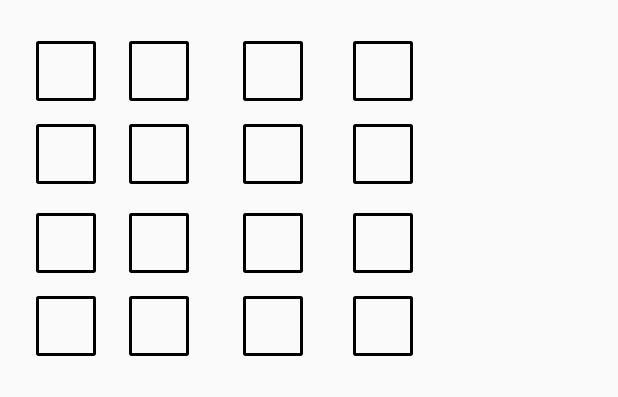
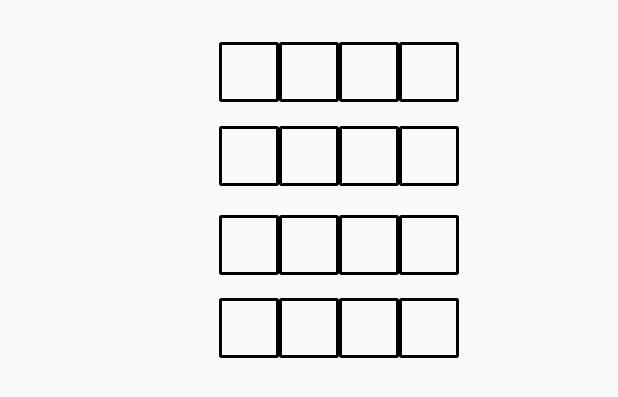
Before and after one commit to aryan9/WiFiRSSIMapper, an Android app: the layout activity_map.xml on its own in the app's theme, with its tools: preview values and no code run, on a phone screen of 412 x 824 dp. Shown: the top 397 px of the screen. Run offline under Robolectric (Android 15) with nearby library versions, the phone set to English and light mode, and no system bars.

Commit message:
Sample Map Activity added

```diff
--- a/app/src/main/res/layout/activity_map.xml
+++ b/app/src/main/res/layout/activity_map.xml
@@ -11,42 +11,38 @@
         android:id="@+id/Box4"
         android:layout_width="40dp"
         android:layout_height="40dp"
+        android:clickable="true"
+        android:src="@drawable/rectangle"
         android:layout_alignTop="@+id/Box3"
-        android:layout_marginStart="33dp"
-        android:layout_toEndOf="@+id/Box3"
-        android:clickable="true"
-        android:src="@drawable/rectangle"></ImageView>
+        android:layout_toEndOf="@+id/Box3"></ImageView>
 
     <ImageView
         android:id="@+id/Box2"
         android:layout_width="40dp"
         android:layout_height="40dp"
+        android:layout_marginTop="28dp"
+        android:clickable="true"
+        android:src="@drawable/rectangle"
         android:layout_alignParentTop="true"
-        android:layout_marginStart="22dp"
-        android:layout_marginTop="27dp"
-        android:layout_toEndOf="@+id/rectimage2"
-        android:clickable="true"
-        android:src="@drawable/rectangle"></ImageView>
+        android:layout_toStartOf="@+id/Box3"></ImageView>
 
     <ImageView
         android:id="@+id/Box15"
         android:layout_width="40dp"
         android:layout_height="40dp"
+        android:clickable="true"
+        android:src="@drawable/rectangle"
         android:layout_alignTop="@+id/Box14"
-        android:layout_marginStart="36dp"
-        android:layout_toEndOf="@+id/Box14"
-        android:clickable="true"
-        android:src="@drawable/rectangle"></ImageView>
+        android:layout_toEndOf="@+id/Box14"></ImageView>
 
     <ImageView
         android:id="@+id/Box1"
         android:layout_width="40dp"
         android:layout_height="40dp"
-        android:layout_alignParentStart="true"
-        android:layout_alignTop="@+id/Box2"
-        android:layout_marginStart="24dp"
         android:clickable="true"
-        android:src="@drawable/rectangle"></ImageView>
+        android:src="@drawable/rectangle"
+        android:layout_above="@+id/Box6"
+        android:layout_toStartOf="@+id/Box6"></ImageView>
 
     <ImageView
         android:id="@+id/Box8"
@@ -61,20 +57,20 @@
         android:id="@+id/Box6"
         android:layout_width="40dp"
         android:layout_height="40dp"
-        android:layout_alignStart="@+id/Box2"
-        android:layout_below="@+id/Box2"
-        android:layout_marginTop="15dp"
+        android:layout_marginTop="16dp"
         android:clickable="true"
-        android:src="@drawable/rectangle"></ImageView>
+        android:src="@drawable/rectangle"
+        android:layout_below="@+id/Box3"
+        android:layout_toStartOf="@+id/Box7"></ImageView>
 
     <ImageView
         android:id="@+id/Box11"
         android:layout_width="40dp"
         android:layout_height="40dp"
-        android:layout_alignStart="@+id/Box7"
+        android:clickable="true"
+        android:src="@drawable/rectangle"
         android:layout_alignTop="@+id/Box10"
-        android:clickable="true"
-        android:src="@drawable/rectangle"></ImageView>
+        android:layout_toEndOf="@+id/Box10"></ImageView>
 
     <ImageView
         android:id="@+id/Box13"
@@ -99,10 +95,10 @@
         android:id="@+id/Box10"
         android:layout_width="40dp"
         android:layout_height="40dp"
-        android:layout_alignStart="@+id/Box6"
+        android:clickable="true"
+        android:src="@drawable/rectangle"
         android:layout_alignTop="@+id/Box9"
-        android:clickable="true"
-        android:src="@drawable/rectangle"></ImageView>
+        android:layout_centerHorizontal="true"></ImageView>
 
     <ImageView
         android:id="@+id/Box7"
@@ -136,10 +132,10 @@
         android:id="@+id/Box14"
         android:layout_width="40dp"
         android:layout_height="40dp"
-        android:layout_alignStart="@+id/Box6"
+        android:clickable="true"
+        android:src="@drawable/rectangle"
         android:layout_alignTop="@+id/Box13"
-        android:clickable="true"
-        android:src="@drawable/rectangle"></ImageView>
+        android:layout_alignStart="@+id/Box10"></ImageView>
 
     <ImageView
         android:id="@+id/Box3"
```
